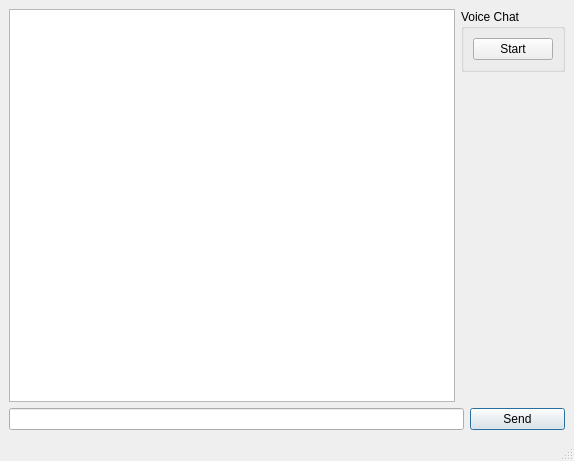
The window that Lan-Messenger-VOIP/pmwindow.ui (fffaraz/Lan-Messenger) describes before a commit, drawn with Qt 5.
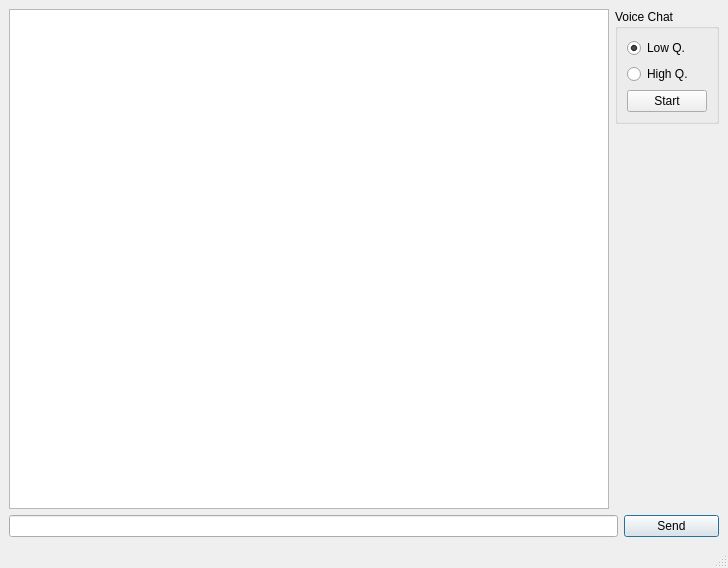
The same window after the commit.

Commit message: High Quality voice option

What changed in the file:
```diff
--- a/Lan-Messenger-VOIP/pmwindow.ui
+++ b/Lan-Messenger-VOIP/pmwindow.ui
@@ -6,8 +6,8 @@
    <rect>
     <x>0</x>
     <y>0</y>
-    <width>574</width>
-    <height>461</height>
+    <width>728</width>
+    <height>568</height>
    </rect>
   </property>
   <property name="windowTitle">
@@ -38,6 +38,23 @@
            <string>Voice Chat</string>
           </property>
           <layout class="QVBoxLayout" name="verticalLayout_3">
+           <item>
+            <widget class="QRadioButton" name="rdoLow">
+             <property name="text">
+              <string>Low Q.</string>
+             </property>
+             <property name="checked">
+              <bool>true</bool>
+             </property>
+            </widget>
+           </item>
+           <item>
+            <widget class="QRadioButton" name="rdoHigh">
+             <property name="text">
+              <string>High Q.</string>
+             </property>
+            </widget>
+           </item>
            <item>
             <widget class="QPushButton" name="btnVoice">
              <property name="text">
```
Left out of the diff: 2 changed lines with no effect on the pictures. The commit also changes 7 other files.
